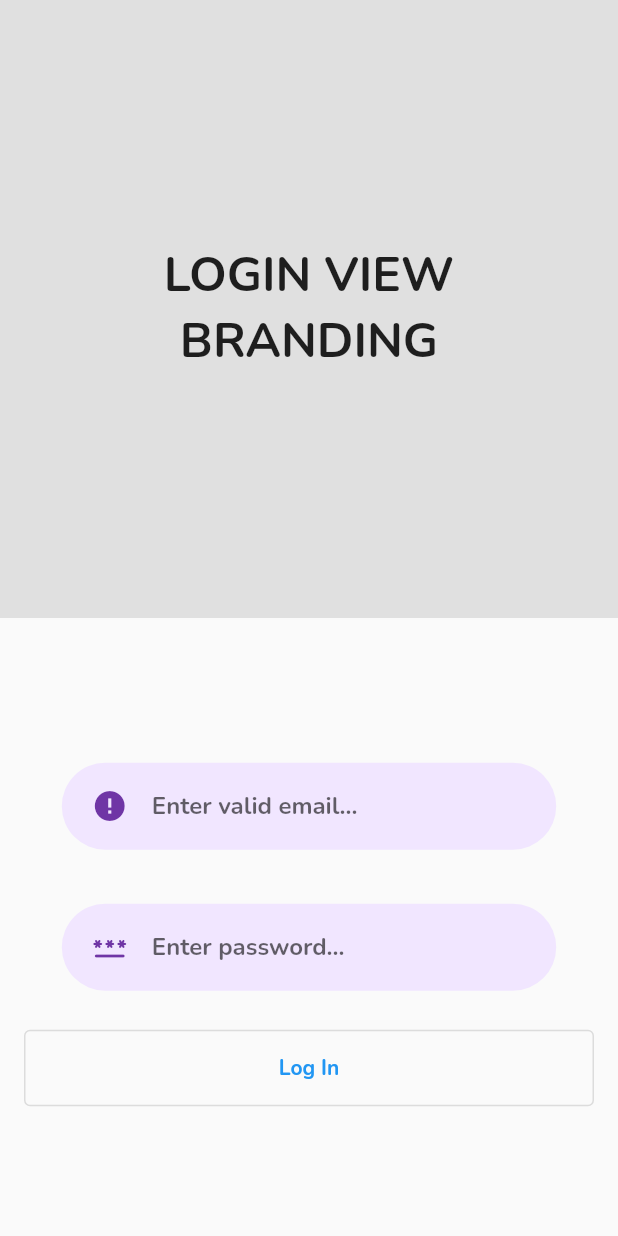
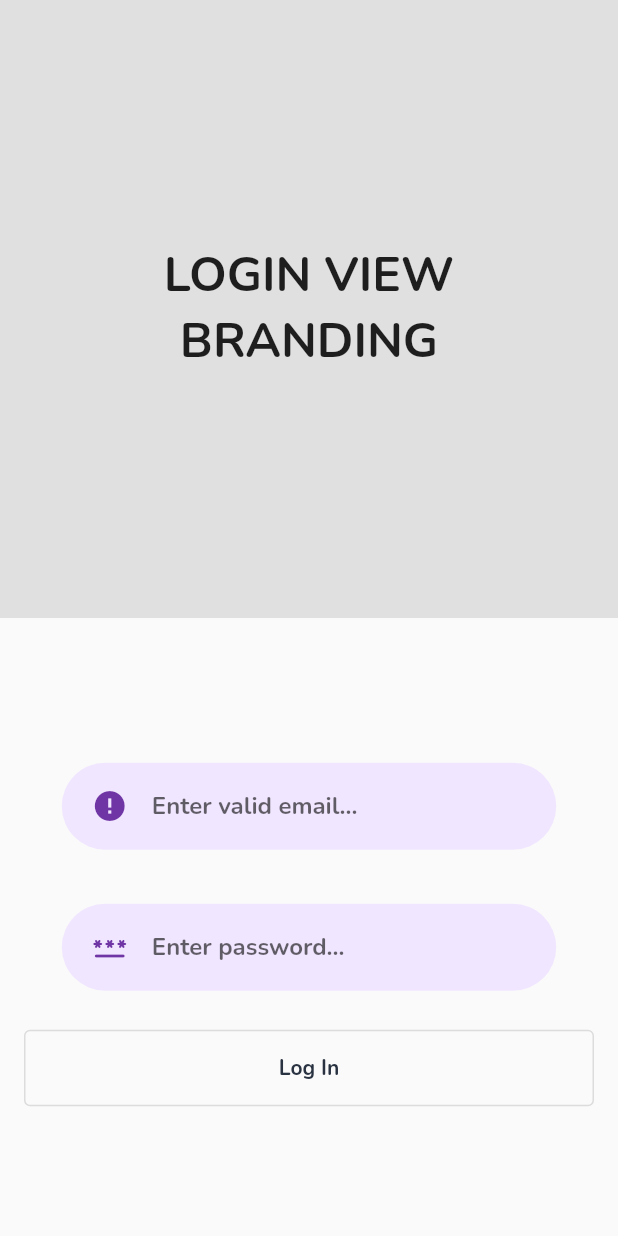
Before and after one commit to hosseinkhojany/Pokedex-Flutter, a Flutter app: the screen it shows after launch, on a phone screen of 412 x 824 dp. Run offline on Flutter 3.47's test engine with Material 2 defaults, Android fonts, the phone set to English and light mode, and no system bars; our stand-ins replace cached_network_image, dio, flutter_cache_manager, get, getwidget, hive and 3 more; missing offline and left inert: responsive_grid_list; accounts and stored records are empty.

Commit message:
some changes in UI

```diff
--- a/lib/appRouter.dart
+++ b/lib/appRouter.dart
@@ -14,7 +14,6 @@ const String POKEMON_LIST_ROUTE = "/pokemons_list";
 const String POKEMON_DETAIL_ROUTE = "/pokemon_detail";
 
 class AppRouter {
-
   SharedAxisTransition globalTransaction(
       context, animation, secondaryAnimation, child) {
     return SharedAxisTransition(
--- a/lib/main.dart
+++ b/lib/main.dart
@@ -1,6 +1,5 @@
 import 'package:flutter/material.dart';
 import 'package:get/get.dart';
-import 'package:hive_flutter/adapters.dart';
 import 'package:untitled1/appRouter.dart';
 import 'package:untitled1/data/config/hive/hiveConfig.dart';
 import 'package:untitled1/data/datasource/local/sharedStore.dart';
@@ -8,7 +7,6 @@ import 'package:untitled1/data/datasource/local/sharedStore.dart';
 import 'bindings/appBinding.dart';
 
 void main() async {
-
   await HiveConfig.init();
 
   runApp(MyApp(
@@ -17,7 +15,6 @@ void main() async {
 }
 
 class MyApp extends StatelessWidget {
-
   final AppRouter router;
   const MyApp({Key? key, required this.router}) : super(key: key);
 
@@ -27,10 +24,22 @@ class MyApp extends StatelessWidget {
       debugShowCheckedModeBanner: false,
       title: 'Flutter Demo',
       theme: ThemeData(
-        visualDensity: VisualDensity.adaptivePlatformDensity,
-        fontFamily: 'ic_font',
-        primarySwatch: Colors.blue,
-      ),
+          visualDensity: VisualDensity.adaptivePlatformDensity,
+          fontFamily: 'ic_font',
+          primarySwatch: Colors.blue,
+          appBarTheme: AppBarTheme(
+            elevation: 0,
+            backgroundColor: Colors.white,
+            titleTextStyle: TextStyle(
+              color: Color(0xff293241),
+              fontWeight: FontWeight.bold,
+              fontSize: 20,
+               fontFamily: 'ic_font'
+            )
+          ),
+          colorScheme: ColorScheme.light(
+            primary: Color(0xff293241)
+          )),
       // home: _buildStack()
       initialRoute: SPLASH_ROUTE,
       initialBinding: AppBinding(),
@@ -38,7 +47,4 @@ class MyApp extends StatelessWidget {
       // getPages: routes,
     );
   }
-
-
-
 }
--- a/lib/presentation/custom_widget/rounded_input_field.dart
+++ b/lib/presentation/custom_widget/rounded_input_field.dart
@@ -1,22 +1,22 @@
 import 'package:flutter/material.dart';
 import 'package:untitled1/presentation/custom_widget/text_field_container.dart';
 import 'package:untitled1/utils/consts.dart';
-
 
 class RoundedInputField extends StatelessWidget {
   final String hintText;
   final TextEditingController? controller;
   final IconData? icon;
   final ValueChanged<String> onChanged;
-  const RoundedInputField(
-      {
-        Key? key,
-        required this.hintText,
-        this.controller = null,
-        this.icon,
-        required this.onChanged
-      }
-      ) : super(key: key);
+  final TextInputType inputType;
+
+  const RoundedInputField({
+    Key? key,
+    required this.hintText,
+    this.controller = null,
+    this.icon,
+    required this.onChanged,
+    required this.inputType,
+  }) : super(key: key);
 
   @override
   Widget build(BuildContext context) {
@@ -25,6 +25,7 @@ class RoundedInputField extends StatelessWidget {
         controller: controller,
         onChanged: onChanged,
         cursorColor: kPrimaryColor,
+        keyboardType: inputType,
         decoration: InputDecoration(
           icon: Icon(
             icon,
--- a/lib/presentation/login/sginUp.dart
+++ b/lib/presentation/login/sginUp.dart
@@ -6,14 +6,11 @@ import 'package:untitled1/data/datasource/local/sharedStore.dart';
 import 'package:untitled1/presentation/custom_widget/rounded_input_field.dart';
 
 class SignUpScreen extends StatelessWidget {
-
   final emailController = TextEditingController();
 
   @override
   Widget build(BuildContext context) {
-    Size screenSize = MediaQuery
-        .of(context)
-        .size;
+    Size screenSize = MediaQuery.of(context).size;
     bool useVerticalLayout = screenSize.width < screenSize.height;
     bool hideDetailPanel = screenSize.shortestSide < 250;
     return Scaffold(
@@ -47,26 +44,38 @@ class SignUpScreen extends StatelessWidget {
                                     RoundedInputField(
                                       controller: emailController,
                                       hintText: "Enter valid email...",
-                              icon: !controller.isEmailValid.value ? Icons.error : Icons.email,
-                              onChanged: (text)=>{
-                                controller.updateEmailValidateState(text)
-                              },),
+                                    inputType: TextInputType.emailAddress,
+                                      icon: !controller.isEmailValid.value
+                                          ? Icons.error
+                                          : Icons.email,
+                                      onChanged: (text) => {
+                                        controller
+                                            .updateEmailValidateState(text)
+                                      },
+
+                                    ),
                                     SizedBox(height: 16),
-                            RoundedInputField(hintText: "Enter password...",
-                              icon: Icons.password_rounded, onChanged: (text) {  },),
+                                    RoundedInputField(
+                                      hintText: "Enter password...",
+                                      icon: Icons.password_rounded,
+                                      inputType: TextInputType.text,
+                                      onChanged: (text) {},
+                                    ),
                                     SizedBox(height: 16),
                                     OutlinedButton(
                                         onPressed: () {
-                                  if(controller.isEmailValid.value){
-                                    SharedStore.setUserToken(emailController.text);
+                                          if (controller.isEmailValid.value) {
+                                            SharedStore.setUserToken(
+                                                emailController.text);
                                             Navigator.pushReplacementNamed(
                                                 context, POKEMON_LIST_ROUTE);
                                           } else {
-                                    ScaffoldMessenger.of(context).showSnackBar(
-                                        SnackBar(content:
-                                        Text("Email not valid!", textAlign: TextAlign.center,)
-                                        )
-                                    );
+                                            ScaffoldMessenger.of(context)
+                                                .showSnackBar(SnackBar(
+                                                    content: Text(
+                                              "Email not valid!",
+                                              textAlign: TextAlign.center,
+                                            )));
                                           }
                                         },
                                         child: Container(
```
Also changed, not shown: lib/controller/pokemonContoller.dart (+4 -4 lines), lib/presentation/pokemon_detail/pokemonDetail.dart (+20 -14 lines), lib/presentation/pokemon_list/pokemonList.dart (+26 -13 lines), pubspec.lock. Lines whose indentation alone changed are shown as unchanged.
